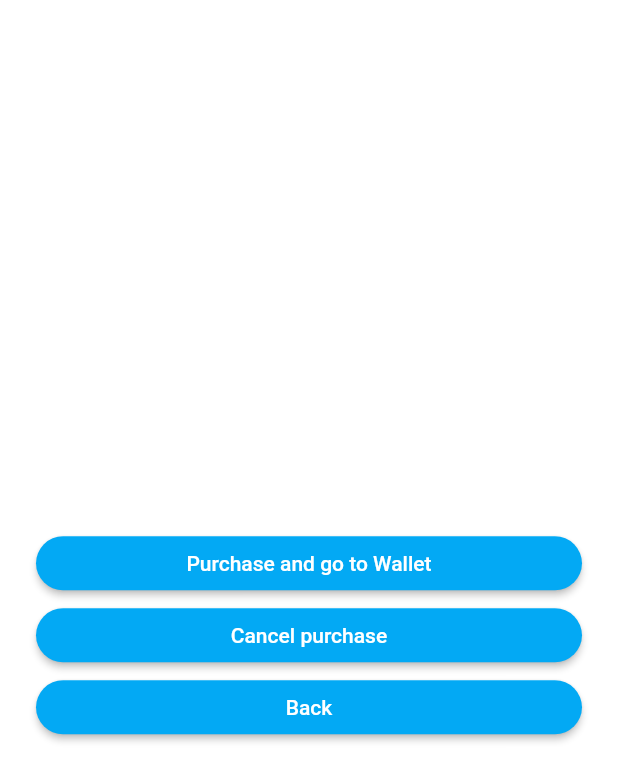
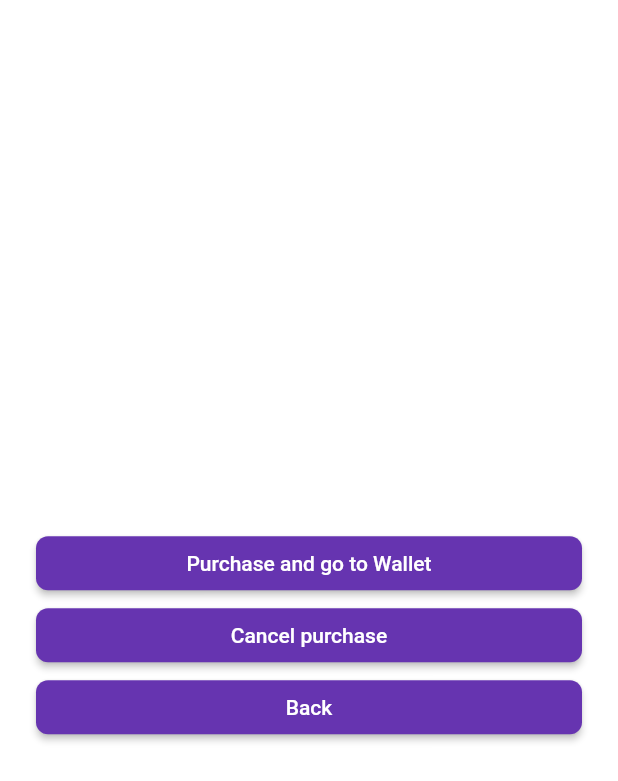
Before and after one commit to MakenaTrust/CS495, a Flutter app: the SearchDetailScreen screen opened directly with empty values, on a phone screen of 412 x 824 dp. Shown: the top 781 px of the screen. Run offline on Flutter 3.47's test engine with Material 2 defaults, Android fonts, the phone set to English and light mode, and no system bars; our stand-ins replace cloud_firestore, firebase_auth, firebase_core, firebase_database, qr_flutter; missing offline and left inert: dart:ffi; accounts and stored records are empty.

Commit message:
changed search page

```diff
--- a/lib/home_navigation/searchDetail_screen.dart
+++ b/lib/home_navigation/searchDetail_screen.dart
@@ -22,9 +22,9 @@ class SearchDetailScreen extends StatelessWidget {
                 ),
                 ElevatedButton(
                   style: ElevatedButton.styleFrom(
-                      primary: Colors.lightBlue,
+                      primary: Color(0xFF6634B0),
                       shape: RoundedRectangleBorder(
-                          borderRadius: BorderRadius.circular(50))),
+                          borderRadius: BorderRadius.circular(8))),
                   child: const Text('Purchase and go to Wallet'),
                   onPressed: () {
                     //Navigator.pushNamed(context, 'home_screen');
@@ -37,9 +37,9 @@ class SearchDetailScreen extends StatelessWidget {
                 ),
                 ElevatedButton(
                   style: ElevatedButton.styleFrom(
-                      primary: Colors.lightBlue,
+                      primary: Color(0xFF6634B0),
                       shape: RoundedRectangleBorder(
-                          borderRadius: BorderRadius.circular(50))),
+                          borderRadius: BorderRadius.circular(8))),
                   child: const Text('Cancel purchase'),
                   onPressed: () {
                     //Navigator.pushNamed(context, 'home_screen');
@@ -48,9 +48,9 @@ class SearchDetailScreen extends StatelessWidget {
                 ),
                 ElevatedButton(
                   style: ElevatedButton.styleFrom(
-                      primary: Colors.lightBlue,
+                      primary: Color(0xFF6634B0),
                       shape: RoundedRectangleBorder(
-                          borderRadius: BorderRadius.circular(50))),
+                          borderRadius: BorderRadius.circular(8))),
                   child: const Text('Back'),
                   onPressed: () {
                     //Navigator.pushNamed(context, 'home_screen');
```
Also changed, not shown: lib/home_navigation/search_navigation/searchMain_screen.dart (+112 -209 lines), pubspec.lock.
